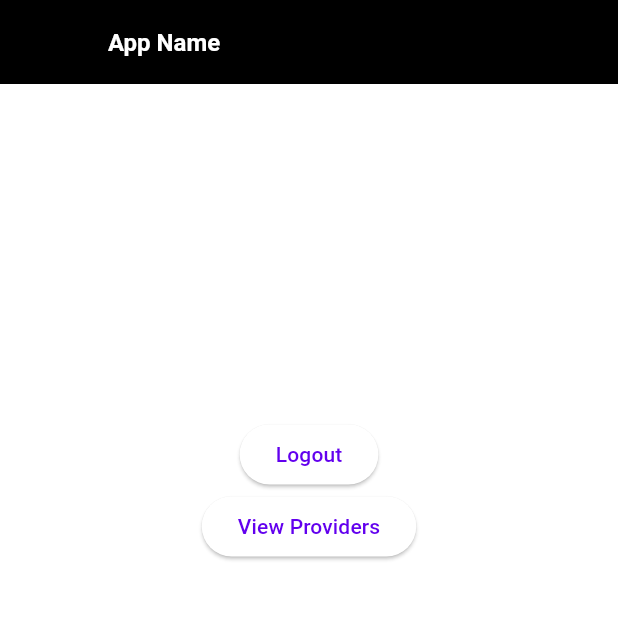
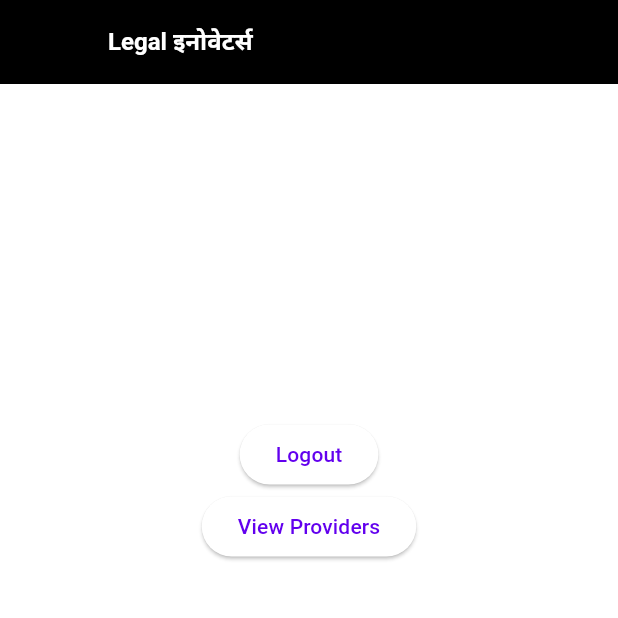
Before and after one commit to SoumyadeepOSD/SIH_2023_Project, a Flutter app: the HomePage screen opened directly, on a phone screen of 412 x 824 dp, the top half of it. Run offline on Flutter 3.47's test engine with Material 2 defaults, Android fonts, the phone set to English and light mode, and no system bars; drawn by our look-alikes of google_nav_bar; our stand-ins replace cloud_firestore, file_picker, firebase_auth, firebase_core, firebase_storage; missing offline and left inert: flutter_phone_direct_caller, mongo_dart; accounts and stored records are empty.

Commit message:
name change

```diff
--- a/lib/Frontend/pages/homepage.dart
+++ b/lib/Frontend/pages/homepage.dart
@@ -32,7 +32,7 @@ class _HomePageState extends State<HomePage> {
         appBar: AppBar(
           backgroundColor: black,
           title: customTextWidget(
-            "App Name",
+            "Legal इनोवेटर्स",
             16.0,
             FontWeight.bold,
             white,
--- a/lib/Frontend/pages/onboarding.dart
+++ b/lib/Frontend/pages/onboarding.dart
@@ -29,6 +29,7 @@ class _OnboardingScreenState extends State<OnboardingScreen> {
       body: SafeArea(
         child: PageView(
           children: [
+            //change onboarding screen...
             Container(
               color: Colors.red,
               child: const Center(
```
Also changed, not shown: pubspec.lock.
